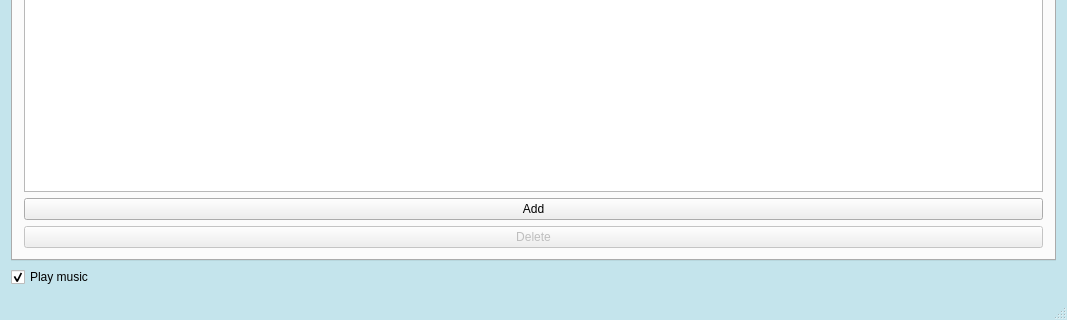
Above: Gui-Vln-2016/mainwindow.ui from ivark16/Vln-2016 before the change; both pictures show x 0 to 1067 and y 461 to 781 of the 1067 by 781 pixel window. Below: the same form after it.
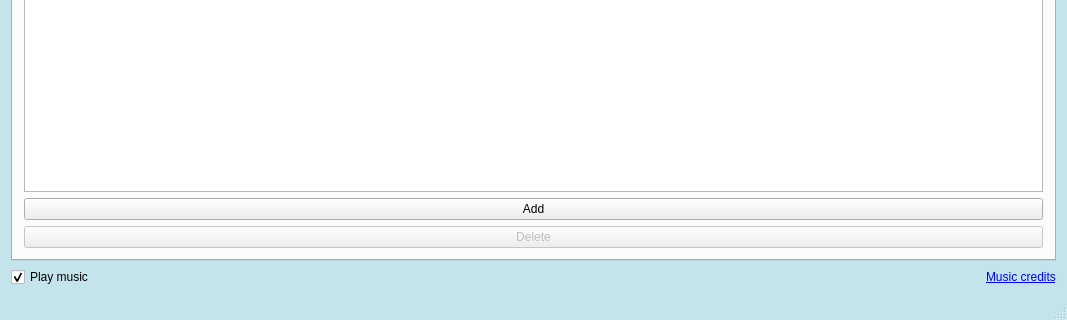
That is the form after the change. Icons and pictures are not drawn.

Commit message: Added music credits to main window

```diff
--- a/Gui-Vln-2016/mainwindow.ui
+++ b/Gui-Vln-2016/mainwindow.ui
@@ -590,6 +590,8 @@
      </widget>
     </item>
     <item>
+     <layout class="QHBoxLayout" name="horizontalLayout_7">
+      <item>
      <widget class="QCheckBox" name="playAudio">
       <property name="text">
        <string>Play music</string>
@@ -598,6 +600,28 @@
        <bool>true</bool>
       </property>
      </widget>
+      </item>
+      <item>
+       <spacer name="horizontalSpacer_2">
+        <property name="orientation">
+         <enum>Qt::Horizontal</enum>
+        </property>
+        <property name="sizeHint" stdset="0">
+         <size>
+          <width>40</width>
+          <height>20</height>
+         </size>
+        </property>
+       </spacer>
+      </item>
+      <item>
+       <widget class="QLabel" name="label_2">
+        <property name="text">
+         <string>&lt;html&gt;&lt;head/&gt;&lt;body&gt;&lt;p&gt;&lt;a href=&quot;http://www.flashkit.com/loops/Easy_Listening/discohouse-140130084506.html&quot;&gt;&lt;span style=&quot; text-decoration: underline; color:#0000ff;&quot;&gt;Music credits&lt;/span&gt;&lt;/a&gt;&lt;/p&gt;&lt;/body&gt;&lt;/html&gt;</string>
+        </property>
+       </widget>
+      </item>
+     </layout>
     </item>
    </layout>
   </widget>
```
Lines whose indentation alone changed are shown as unchanged.
